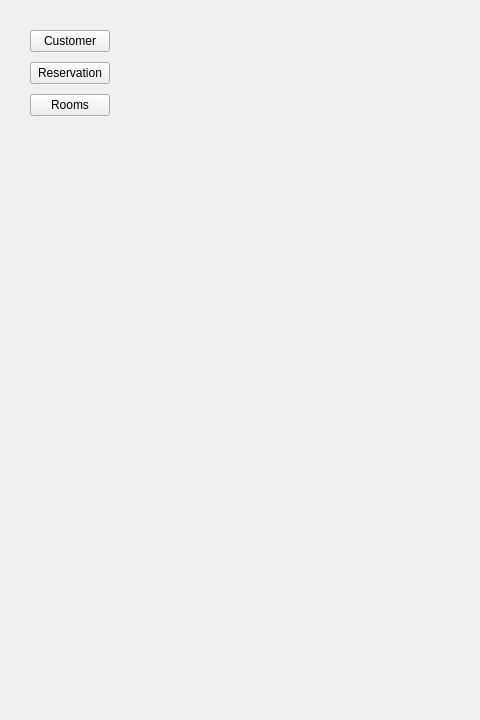
This is src/ui/ui_main_window.ui in trung-kieen/hotel-booking-system as Qt 5 draws it before an edit; both pictures show x 0 to 480 and y 0 to 720 of the 1080 by 720 pixel window. The edited form follows.
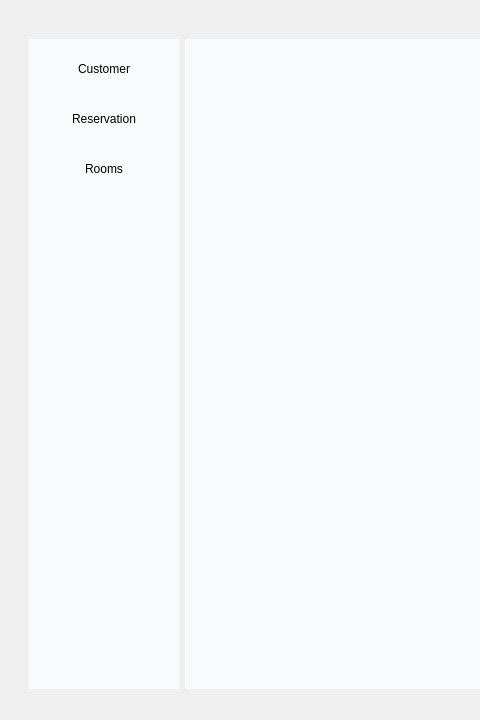
This is the edited form.

What changed in the file:
```diff
--- a/src/ui/ui_main_window.ui
+++ b/src/ui/ui_main_window.ui
@@ -23,16 +23,10 @@
    <bool>true</bool>
   </property>
   <widget class="QWidget" name="centralwidget">
+   <layout class="QHBoxLayout" name="horizontalLayout">
+    <item>
    <widget class="QWidget" name="qwidgetContainer" native="true">
-    <property name="geometry">
-     <rect>
-      <x>0</x>
-      <y>0</y>
-      <width>1001</width>
-      <height>621</height>
-     </rect>
-    </property>
-    <layout class="QHBoxLayout" name="mainLayoutContainer">
+      <layout class="QVBoxLayout" name="verticalLayout">
      <property name="spacing">
       <number>30</number>
      </property>
@@ -52,45 +46,103 @@
       <number>0</number>
      </property>
      <item>
+        <widget class="QWidget" name="container_title" native="true">
+         <property name="styleSheet">
+          <string notr="true">background-color: rgb(248, 250, 252);</string>
+         </property>
+        </widget>
+       </item>
+       <item>
+        <widget class="QWidget" name="widget_container" native="true">
+         <layout class="QHBoxLayout" name="horizontalLayout_2">
+          <property name="leftMargin">
+           <number>0</number>
+          </property>
+          <property name="topMargin">
+           <number>0</number>
+          </property>
+          <property name="rightMargin">
+           <number>0</number>
+          </property>
+          <property name="bottomMargin">
+           <number>0</number>
+          </property>
+          <item>
       <widget class="QWidget" name="leftNavQwidget" native="true">
+            <property name="enabled">
+             <bool>true</bool>
+            </property>
        <property name="styleSheet">
-        <string notr="true"/>
+             <string notr="true">background-color: rgb(248, 250, 252);</string>
        </property>
        <layout class="QVBoxLayout" name="leftNavigationBar">
         <property name="spacing">
          <number>10</number>
         </property>
         <property name="leftMargin">
-         <number>10</number>
+              <number>0</number>
         </property>
         <property name="topMargin">
-         <number>30</number>
+              <number>10</number>
         </property>
         <property name="rightMargin">
-         <number>10</number>
+              <number>0</number>
         </property>
         <property name="bottomMargin">
          <number>10</number>
         </property>
         <item>
          <widget class="QPushButton" name="customerButton">
+               <property name="sizePolicy">
+                <sizepolicy hsizetype="Minimum" vsizetype="Minimum">
+                 <horstretch>0</horstretch>
+                 <verstretch>0</verstretch>
+                </sizepolicy>
+               </property>
+               <property name="minimumSize">
+                <size>
+                 <width>150</width>
+                 <height>40</height>
+                </size>
+               </property>
           <property name="text">
            <string>Customer</string>
           </property>
+               <property name="flat">
+                <bool>true</bool>
+               </property>
          </widget>
         </item>
         <item>
          <widget class="QPushButton" name="reservationButton">
+               <property name="minimumSize">
+                <size>
+                 <width>150</width>
+                 <height>40</height>
+                </size>
+               </property>
           <property name="text">
            <string>Reservation</string>
           </property>
+               <property name="flat">
+                <bool>true</bool>
+               </property>
          </widget>
         </item>
         <item>
          <widget class="QPushButton" name="roomButton">
+               <property name="minimumSize">
+                <size>
+                 <width>150</width>
+                 <height>40</height>
+                </size>
+               </property>
           <property name="text">
            <string>Rooms</string>
           </property>
+               <property name="flat">
+                <bool>true</bool>
+               </property>
          </widget>
         </item>
         <item>
@@ -112,7 +164,7 @@
      <item>
       <widget class="QStackedWidget" name="stackedWidget">
        <property name="styleSheet">
-        <string notr="true"/>
+             <string notr="true">background-color: rgb(248, 250, 252);</string>
        </property>
        <property name="currentIndex">
         <number>-1</number>
@@ -121,7 +173,13 @@
      </item>
     </layout>
    </widget>
-  </widget>
+       </item>
+      </layout>
+     </widget>
+    </item>
+   </layout>
+  </widget>
+  <widget class="QStatusBar" name="statusbar"/>
   <widget class="QMenuBar" name="menubar">
    <property name="geometry">
     <rect>
```
Left out of the diff: 1 changed line with no effect on the pictures. Lines whose indentation alone changed are shown as unchanged.
